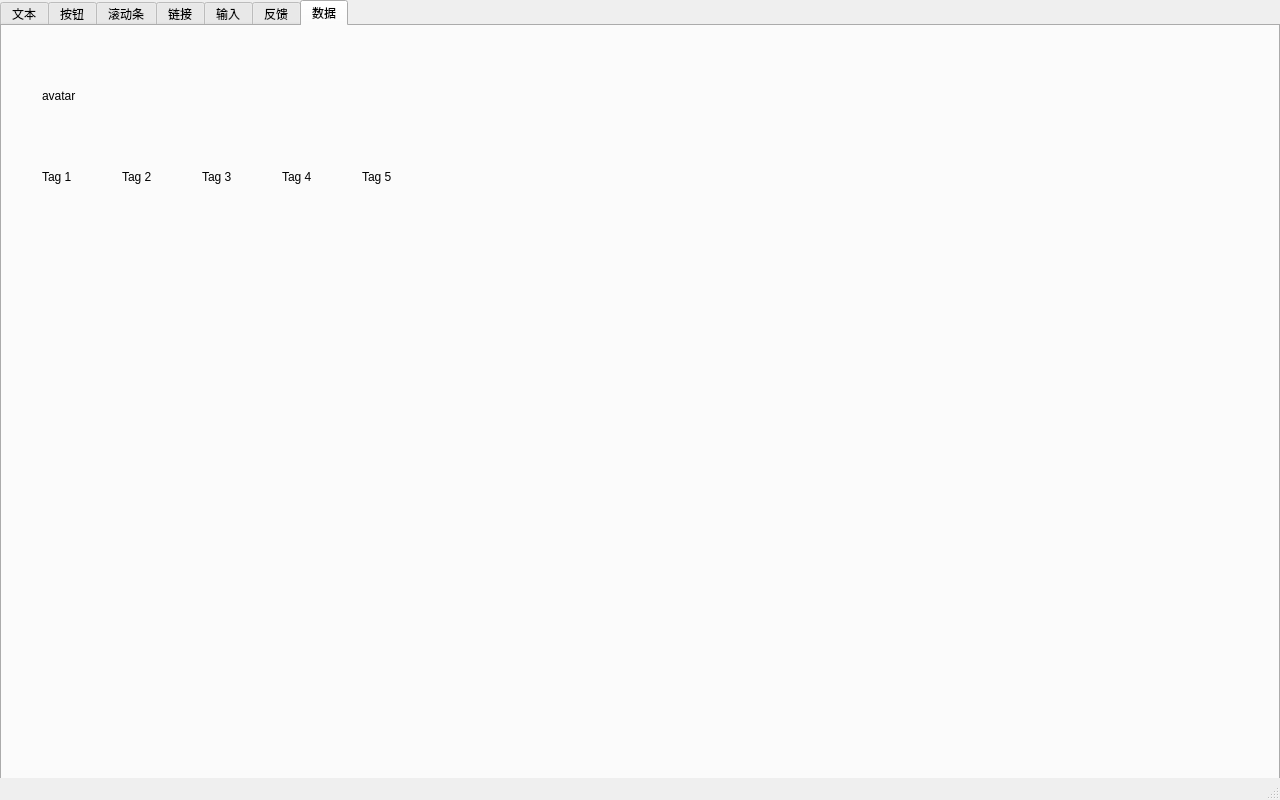
Above: examples/mainwindow.ui from yyx-dev/qt-element-ui before the change. Below: the same form after it.
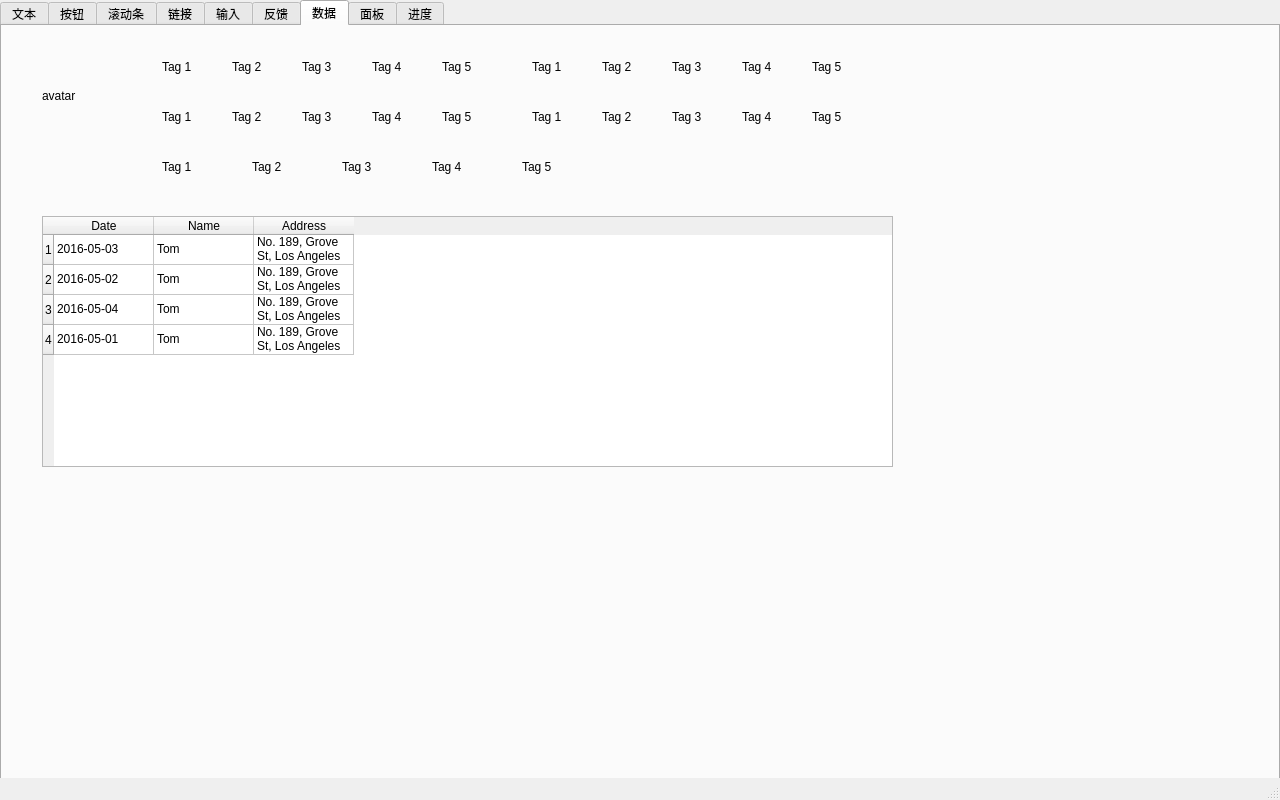
That is the form after the change. The open tabs and pages were chosen to show the change. Custom widgets are drawn as their Qt base class.

Commit message: table, card, collapse & upload

```diff
--- a/examples/mainwindow.ui
+++ b/examples/mainwindow.ui
@@ -1275,11 +1275,11 @@
        <string>avatar</string>
       </property>
      </widget>
-     <widget class="Element::Tag" name="tag_1">
+     <widget class="Element::Tag" name="tag_01">
       <property name="geometry">
        <rect>
-        <x>40</x>
-        <y>140</y>
+        <x>160</x>
+        <y>30</y>
         <width>51</width>
         <height>21</height>
        </rect>
@@ -1288,11 +1288,11 @@
        <string>Tag 1</string>
       </property>
      </widget>
-     <widget class="Element::Tag" name="tag_3">
+     <widget class="Element::Tag" name="tag_02">
       <property name="geometry">
        <rect>
-        <x>120</x>
-        <y>140</y>
+        <x>230</x>
+        <y>30</y>
         <width>51</width>
         <height>21</height>
        </rect>
@@ -1301,11 +1301,11 @@
        <string>Tag 2</string>
       </property>
      </widget>
-     <widget class="Element::Tag" name="tag_2">
+     <widget class="Element::Tag" name="tag_03">
       <property name="geometry">
        <rect>
-        <x>200</x>
-        <y>140</y>
+        <x>300</x>
+        <y>30</y>
         <width>51</width>
         <height>21</height>
        </rect>
@@ -1314,11 +1314,11 @@
        <string>Tag 3</string>
       </property>
      </widget>
-     <widget class="Element::Tag" name="tag_4">
+     <widget class="Element::Tag" name="tag_04">
       <property name="geometry">
        <rect>
-        <x>280</x>
-        <y>140</y>
+        <x>370</x>
+        <y>30</y>
         <width>51</width>
         <height>21</height>
        </rect>
@@ -1327,17 +1327,439 @@
        <string>Tag 4</string>
       </property>
      </widget>
-     <widget class="Element::Tag" name="tag_5">
+     <widget class="Element::Tag" name="tag_05">
       <property name="geometry">
        <rect>
-        <x>360</x>
-        <y>140</y>
+        <x>440</x>
+        <y>30</y>
         <width>51</width>
         <height>21</height>
        </rect>
       </property>
       <property name="text">
        <string>Tag 5</string>
+      </property>
+     </widget>
+     <widget class="Element::Tag" name="tag_21">
+      <property name="geometry">
+       <rect>
+        <x>160</x>
+        <y>130</y>
+        <width>81</width>
+        <height>21</height>
+       </rect>
+      </property>
+      <property name="text">
+       <string>Tag 1</string>
+      </property>
+     </widget>
+     <widget class="Element::Tag" name="tag_22">
+      <property name="geometry">
+       <rect>
+        <x>250</x>
+        <y>130</y>
+        <width>81</width>
+        <height>21</height>
+       </rect>
+      </property>
+      <property name="text">
+       <string>Tag 2</string>
+      </property>
+     </widget>
+     <widget class="Element::Tag" name="tag_23">
+      <property name="geometry">
+       <rect>
+        <x>340</x>
+        <y>130</y>
+        <width>81</width>
+        <height>21</height>
+       </rect>
+      </property>
+      <property name="text">
+       <string>Tag 3</string>
+      </property>
+     </widget>
+     <widget class="Element::Tag" name="tag_24">
+      <property name="geometry">
+       <rect>
+        <x>430</x>
+        <y>130</y>
+        <width>81</width>
+        <height>21</height>
+       </rect>
+      </property>
+      <property name="text">
+       <string>Tag 4</string>
+      </property>
+     </widget>
+     <widget class="Element::Tag" name="tag_25">
+      <property name="geometry">
+       <rect>
+        <x>520</x>
+        <y>130</y>
+        <width>81</width>
+        <height>21</height>
+       </rect>
+      </property>
+      <property name="text">
+       <string>Tag 5</string>
+      </property>
+     </widget>
+     <widget class="Element::Tag" name="tag_06">
+      <property name="geometry">
+       <rect>
+        <x>530</x>
+        <y>30</y>
+        <width>51</width>
+        <height>21</height>
+       </rect>
+      </property>
+      <property name="text">
+       <string>Tag 1</string>
+      </property>
+     </widget>
+     <widget class="Element::Tag" name="tag_07">
+      <property name="geometry">
+       <rect>
+        <x>600</x>
+        <y>30</y>
+        <width>51</width>
+        <height>21</height>
+       </rect>
+      </property>
+      <property name="text">
+       <string>Tag 2</string>
+      </property>
+     </widget>
+     <widget class="Element::Tag" name="tag_08">
+      <property name="geometry">
+       <rect>
+        <x>670</x>
+        <y>30</y>
+        <width>51</width>
+        <height>21</height>
+       </rect>
+      </property>
+      <property name="text">
+       <string>Tag 3</string>
+      </property>
+     </widget>
+     <widget class="Element::Tag" name="tag_09">
+      <property name="geometry">
+       <rect>
+        <x>740</x>
+        <y>30</y>
+        <width>51</width>
+        <height>21</height>
+       </rect>
+      </property>
+      <property name="text">
+       <string>Tag 4</string>
+      </property>
+     </widget>
+     <widget class="Element::Tag" name="tag_10">
+      <property name="geometry">
+       <rect>
+        <x>810</x>
+        <y>30</y>
+        <width>51</width>
+        <height>21</height>
+       </rect>
+      </property>
+      <property name="text">
+       <string>Tag 5</string>
+      </property>
+     </widget>
+     <widget class="Element::Tag" name="tag_11">
+      <property name="geometry">
+       <rect>
+        <x>160</x>
+        <y>80</y>
+        <width>51</width>
+        <height>21</height>
+       </rect>
+      </property>
+      <property name="text">
+       <string>Tag 1</string>
+      </property>
+     </widget>
+     <widget class="Element::Tag" name="tag_12">
+      <property name="geometry">
+       <rect>
+        <x>230</x>
+        <y>80</y>
+        <width>51</width>
+        <height>21</height>
+       </rect>
+      </property>
+      <property name="text">
+       <string>Tag 2</string>
+      </property>
+     </widget>
+     <widget class="Element::Tag" name="tag_13">
+      <property name="geometry">
+       <rect>
+        <x>300</x>
+        <y>80</y>
+        <width>51</width>
+        <height>21</height>
+       </rect>
+      </property>
+      <property name="text">
+       <string>Tag 3</string>
+      </property>
+     </widget>
+     <widget class="Element::Tag" name="tag_14">
+      <property name="geometry">
+       <rect>
+        <x>370</x>
+        <y>80</y>
+        <width>51</width>
+        <height>21</height>
+       </rect>
+      </property>
+      <property name="text">
+       <string>Tag 4</string>
+      </property>
+     </widget>
+     <widget class="Element::Tag" name="tag_15">
+      <property name="geometry">
+       <rect>
+        <x>440</x>
+        <y>80</y>
+        <width>51</width>
+        <height>21</height>
+       </rect>
+      </property>
+      <property name="text">
+       <string>Tag 5</string>
+      </property>
+     </widget>
+     <widget class="Element::Tag" name="tag_16">
+      <property name="geometry">
+       <rect>
+        <x>530</x>
+        <y>80</y>
+        <width>51</width>
+        <height>21</height>
+       </rect>
+      </property>
+      <property name="text">
+       <string>Tag 1</string>
+      </property>
+     </widget>
+     <widget class="Element::Tag" name="tag_17">
+      <property name="geometry">
+       <rect>
+        <x>600</x>
+        <y>80</y>
+        <width>51</width>
+        <height>21</height>
+       </rect>
+      </property>
+      <property name="text">
+       <string>Tag 2</string>
+      </property>
+     </widget>
+     <widget class="Element::Tag" name="tag_18">
+      <property name="geometry">
+       <rect>
+        <x>670</x>
+        <y>80</y>
+        <width>51</width>
+        <height>21</height>
+       </rect>
+      </property>
+      <property name="text">
+       <string>Tag 3</string>
+      </property>
+     </widget>
+     <widget class="Element::Tag" name="tag_19">
+      <property name="geometry">
+       <rect>
+        <x>740</x>
+        <y>80</y>
+        <width>51</width>
+        <height>21</height>
+       </rect>
+      </property>
+      <property name="text">
+       <string>Tag 4</string>
+      </property>
+     </widget>
+     <widget class="Element::Tag" name="tag_20">
+      <property name="geometry">
+       <rect>
+        <x>810</x>
+        <y>80</y>
+        <width>51</width>
+        <height>21</height>
+       </rect>
+      </property>
+      <property name="text">
+       <string>Tag 5</string>
+      </property>
+     </widget>
+     <widget class="Element::Table" name="table">
+      <property name="geometry">
+       <rect>
+        <x>40</x>
+        <y>190</y>
+        <width>851</width>
+        <height>251</height>
+       </rect>
+      </property>
+      <property name="rowCount">
+       <number>4</number>
+      </property>
+      <row/>
+      <row/>
+      <row/>
+      <row/>
+      <column>
+       <property name="text">
+        <string>Date</string>
+       </property>
+      </column>
+      <column>
+       <property name="text">
+        <string>Name</string>
+       </property>
+      </column>
+      <column>
+       <property name="text">
+        <string>Address</string>
+       </property>
+      </column>
+      <item row="0" column="0">
+       <property name="text">
+        <string>2016-05-03</string>
+       </property>
+      </item>
+      <item row="0" column="1">
+       <property name="text">
+        <string>Tom</string>
+       </property>
+      </item>
+      <item row="0" column="2">
+       <property name="text">
+        <string>No. 189, Grove St, Los Angeles</string>
+       </property>
+      </item>
+      <item row="1" column="0">
+       <property name="text">
+        <string>2016-05-02</string>
+       </property>
+      </item>
+      <item row="1" column="1">
+       <property name="text">
+        <string>Tom</string>
+       </property>
+      </item>
+      <item row="1" column="2">
+       <property name="text">
+        <string>No. 189, Grove St, Los Angeles</string>
+       </property>
+      </item>
+      <item row="2" column="0">
+       <property name="text">
+        <string>2016-05-04</string>
+       </property>
+      </item>
+      <item row="2" column="1">
+       <property name="text">
+        <string>Tom</string>
+       </property>
+      </item>
+      <item row="2" column="2">
+       <property name="text">
+        <string>No. 189, Grove St, Los Angeles</string>
+       </property>
+      </item>
+      <item row="3" column="0">
+       <property name="text">
+        <string>2016-05-01</string>
+       </property>
+      </item>
+      <item row="3" column="1">
+       <property name="text">
+        <string>Tom</string>
+       </property>
+      </item>
+      <item row="3" column="2">
+       <property name="text">
+        <string>No. 189, Grove St, Los Angeles</string>
+       </property>
+      </item>
+     </widget>
+    </widget>
+    <widget class="QWidget" name="tab_7">
+     <attribute name="title">
+      <string>面板</string>
+     </attribute>
+     <widget class="Element::Card" name="card_1" native="true">
+      <property name="geometry">
+       <rect>
+        <x>40</x>
+        <y>30</y>
+        <width>361</width>
+        <height>370</height>
+       </rect>
+      </property>
+     </widget>
+     <widget class="Element::Card" name="card_2" native="true">
+      <property name="geometry">
+       <rect>
+        <x>430</x>
+        <y>30</y>
+        <width>361</width>
+        <height>370</height>
+       </rect>
+      </property>
+     </widget>
+     <widget class="Element::CollapseItem" name="collapseItem" native="true">
+      <property name="geometry">
+       <rect>
+        <x>40</x>
+        <y>440</y>
+        <width>900</width>
+        <height>180</height>
+       </rect>
+      </property>
+     </widget>
+    </widget>
+    <widget class="QWidget" name="tab_8">
+     <attribute name="title">
+      <string>进度</string>
+     </attribute>
+     <widget class="Element::Collapse" name="collapse" native="true">
+      <property name="geometry">
+       <rect>
+        <x>50</x>
+        <y>30</y>
+        <width>900</width>
+        <height>250</height>
+       </rect>
+      </property>
+     </widget>
+     <widget class="Element::Upload" name="upload_1" native="true">
+      <property name="geometry">
+       <rect>
+        <x>50</x>
+        <y>320</y>
+        <width>450</width>
+        <height>420</height>
+       </rect>
+      </property>
+     </widget>
+     <widget class="Element::Upload" name="upload_2" native="true">
+      <property name="geometry">
+       <rect>
+        <x>560</x>
+        <y>320</y>
+        <width>450</width>
+        <height>300</height>
+       </rect>
       </property>
      </widget>
     </widget>
@@ -1403,6 +1825,40 @@
    <extends>QLabel</extends>
    <header location="global">tag.h</header>
   </customwidget>
+  <customwidget>
+   <class>Element::Table</class>
+   <extends>QTableWidget</extends>
+   <header location="global">table.h</header>
+  </customwidget>
+  <customwidget>
+   <class>Element::Backtop</class>
+   <extends>QLabel</extends>
+   <header location="global">backtop.h</header>
+  </customwidget>
+  <customwidget>
+   <class>Element::Card</class>
+   <extends>QWidget</extends>
+   <header location="global">card.h</header>
+   <container>1</container>
+  </customwidget>
+  <customwidget>
+   <class>Element::CollapseItem</class>
+   <extends>QWidget</extends>
+   <header location="global">collapse.h</header>
+   <container>1</container>
+  </customwidget>
+  <customwidget>
+   <class>Element::Collapse</class>
+   <extends>QWidget</extends>
+   <header location="global">collapse.h</header>
+   <container>1</container>
+  </customwidget>
+  <customwidget>
+   <class>Element::Upload</class>
+   <extends>QWidget</extends>
+   <header location="global">upload.h</header>
+   <container>1</container>
+  </customwidget>
  </customwidgets>
  <resources/>
  <connections/>
```
Left out of the diff: 58 changed lines with no effect on the pictures. The commit also changes 44 other files.
